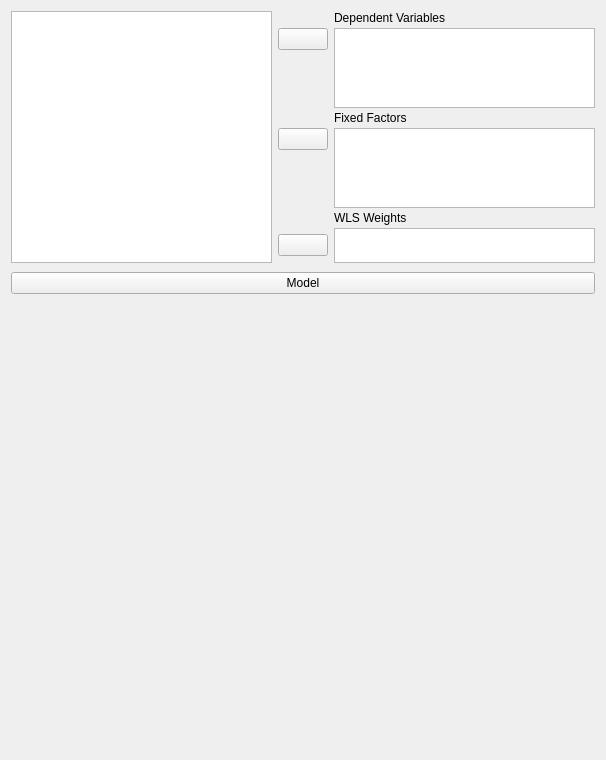
jasp-stats/jasp-desktop, file JASP-Desktop/analysisforms/anovamultivariateform.ui: the form before one commit.
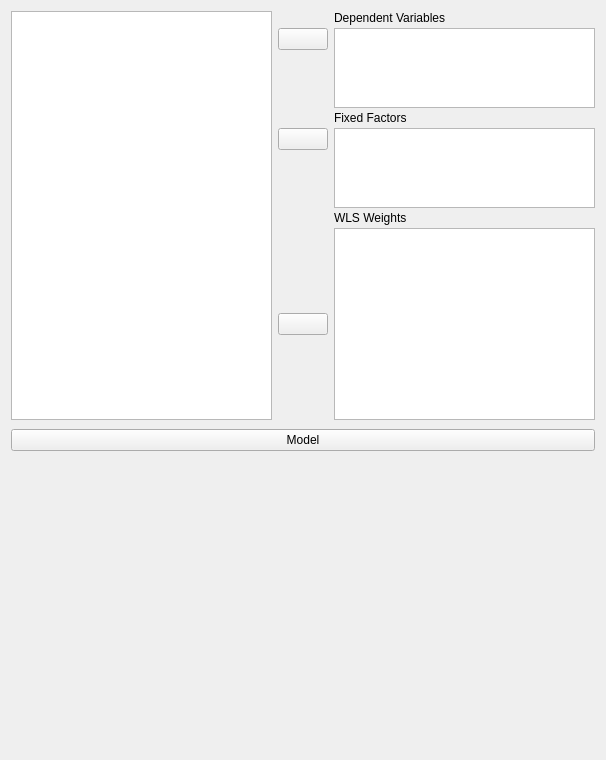
The form after the commit. Custom widgets are drawn as their Qt base class.

What changed in the file:
```diff
--- a/JASP-Desktop/analysisforms/anovamultivariateform.ui
+++ b/JASP-Desktop/analysisforms/anovamultivariateform.ui
@@ -191,13 +191,13 @@
         <property name="minimumSize">
          <size>
           <width>0</width>
-          <height>35</height>
+          <height>0</height>
          </size>
         </property>
         <property name="maximumSize">
          <size>
           <width>16777215</width>
-          <height>35</height>
+          <height>16777215</height>
          </size>
         </property>
         <property name="selectionMode">
@@ -357,6 +357,11 @@
    <header>widgets/anovamodelwidget.h</header>
    <container>1</container>
   </customwidget>
+  <customwidget>
+   <class>boundSingleItemView</class>
+   <extends>QListView</extends>
+   <header>widgets/boundsingleitemview.h</header>
+  </customwidget>
  </customwidgets>
  <resources/>
  <connections/>
```
Left out of the diff: 2 changed lines with no effect on the pictures.
